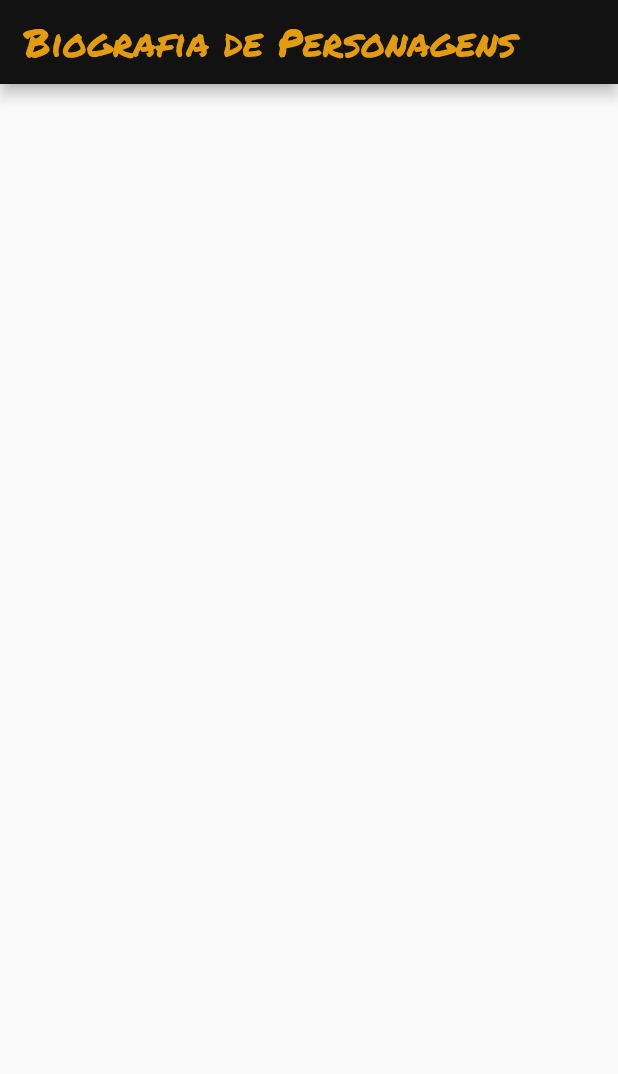
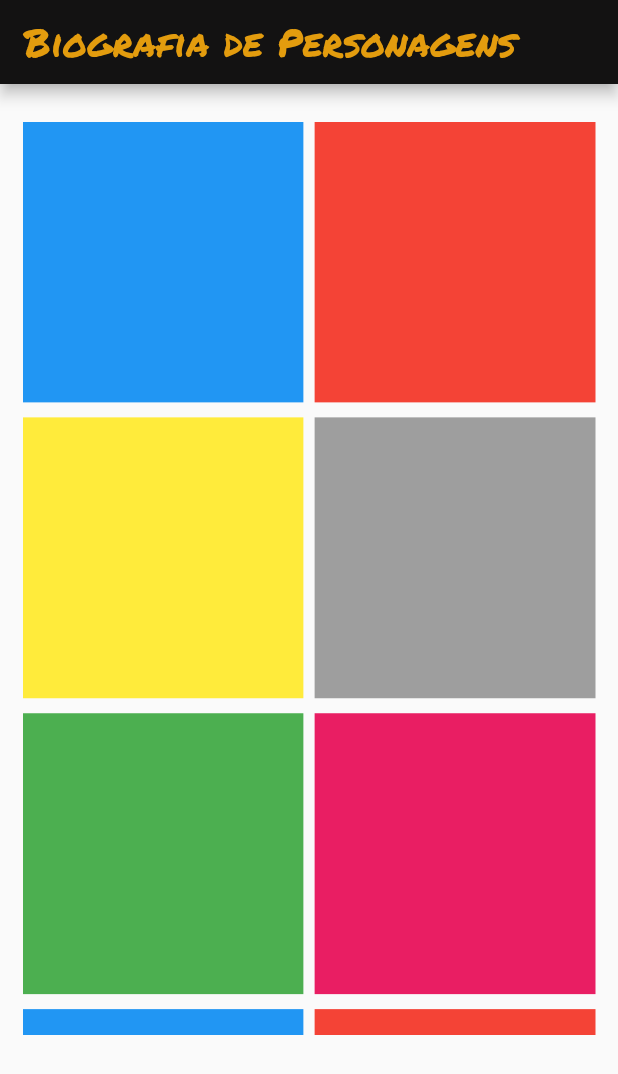
Before and after one commit to maylon67/AppBiogrfiaPersonagens, a Flutter app: the screen it shows after launch, on a phone screen of 412 x 824 dp. Shown: the top 1074 px of the screen. Run offline on Flutter 3.47's test engine with Material 2 defaults, Android fonts, the light colour scheme and no system bars; our stand-ins replace google_fonts.

Commit message:
terceiro commit

```diff
--- /dev/null
+++ b/lib/app_config.dart
@@ -0,0 +1,6 @@
+import 'package:flutter/material.dart';
+
+
+
+double width(BuildContext context) => MediaQuery.of(context).size.width;
+double height(BuildContext context) => MediaQuery.of(context).size.height;
--- a/lib/main_page.dart
+++ b/lib/main_page.dart
@@ -1,6 +1,7 @@
 import 'package:app_personagens_biografia/models/cards.dart';
 import 'package:flutter/material.dart';
 import 'package:google_fonts/google_fonts.dart';
+import 'package:app_personagens_biografia/app_config.dart';
 
 class MainPage extends StatefulWidget {
   const MainPage({Key? key}) : super(key: key);
@@ -8,9 +9,8 @@ class MainPage extends StatefulWidget {
   @override
   State<MainPage> createState() => _MainPageState();
 }
+
 class _MainPageState extends State<MainPage> {
-  final List<Cards> listaCards = [];
-
   @override
   Widget build(BuildContext context) {
     return Scaffold(
@@ -19,10 +19,47 @@ class _MainPageState extends State<MainPage> {
           'Biografia de Personagens',
           style: GoogleFonts.permanentMarker(
               color: Color(0xFFe39c0e), fontSize: 26),
-              textAlign: TextAlign.center,
+          textAlign: TextAlign.center,
         ),
         backgroundColor: Color.fromARGB(255, 19, 18, 18),
       ),
+      body:SizedBox(
+        height:height(context)*0.8,
+        width: width(context),
+        child: Padding(
+        padding: EdgeInsets.symmetric(horizontal: 15, vertical: 25),
+        child: GridView(
+          gridDelegate: SliverGridDelegateWithFixedCrossAxisCount(
+              crossAxisCount: 2,
+              mainAxisSpacing: 10,
+              crossAxisSpacing: 7.5),
+          shrinkWrap: true,
+          children: [
+            Container(
+              color: Colors.blue,
+            ),
+            Container(color: Colors.red),
+            Container(
+              color: Colors.yellow,
+            ),
+            Container(
+              color: Colors.grey,
+            ),
+            Container(
+              color: Colors.green,
+            ),
+            Container(
+              color: Colors.pink,
+            ),
+            Container(color: Colors.blue),
+            Container(color: Colors.red),
+            Container(
+              color: Colors.yellow,
+            ),
+          ],
+        ),
+      ),
+      )
 
     );
   }
```
